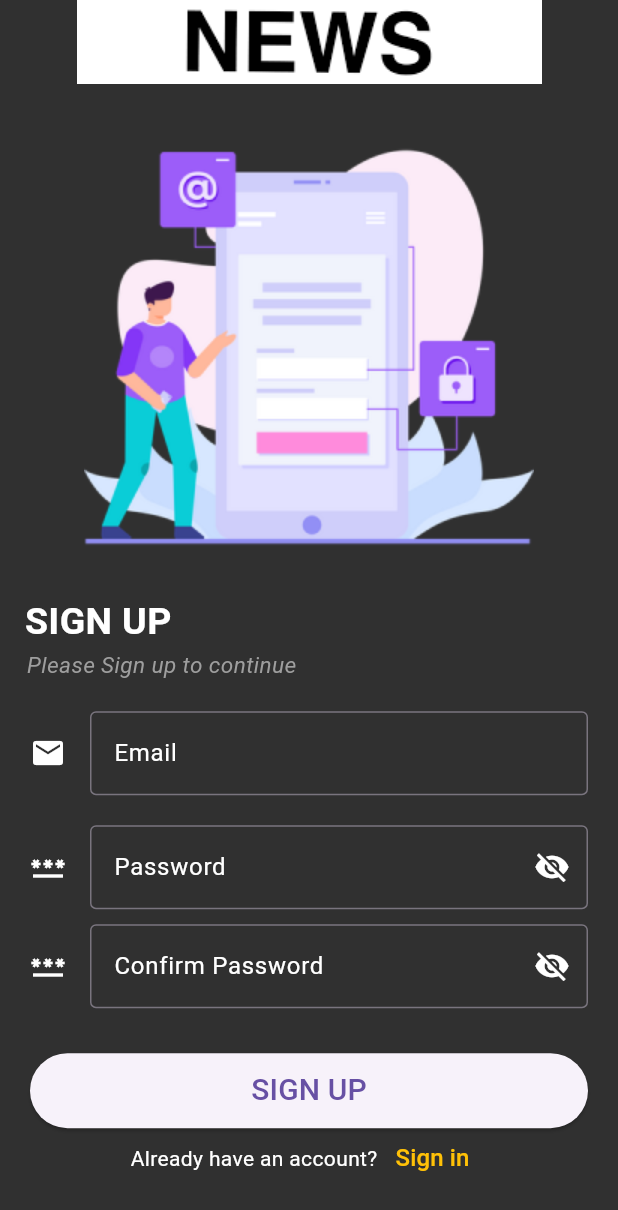
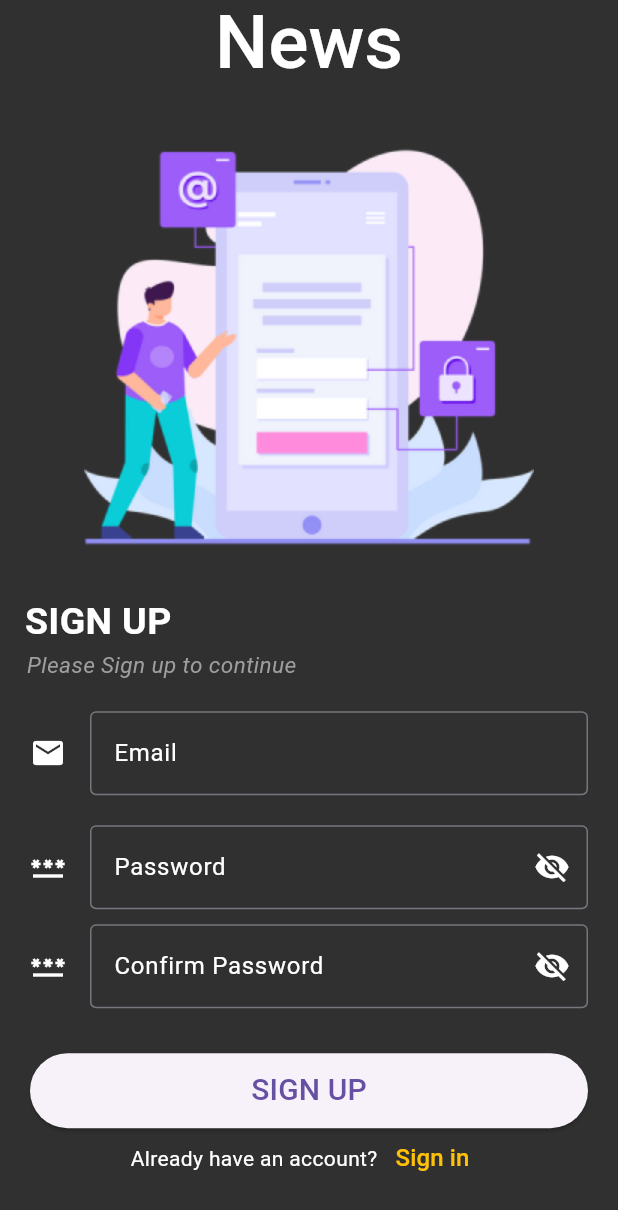
Before and after one commit to RAry-n/news, a Flutter app: the screen it shows after launch, after a tap on "Sign up", on a phone screen of 412 x 824 dp. Shown: the top 1210 px of the screen. Run offline on Flutter 3.47's test engine with Material 3 defaults, Android fonts, the phone set to English and light mode, and no system bars; our stand-ins replace bloc, cached_network_image, carousel_slider, firebase_auth, firebase_core, firebase_database and 3 more; accounts and stored records are empty.

Commit message:
Final commit

```diff
--- a/lib/pages/sign_in.dart
+++ b/lib/pages/sign_in.dart
@@ -26,14 +26,14 @@ class _SignInState extends State<SignIn> {
         title: Container(
           alignment: Alignment.center,
           padding: const EdgeInsets.all(10),
-          child: Image.asset('assets/news_icon.png'),
-          // child: const Text(
-          //   'ONDC',
-          //   style: TextStyle(
-          //       color: Colors.blue,
-          //       fontWeight: FontWeight.w500,
-          //       fontSize: 30),
-          // )
+          // child: Image.asset('assets/news_icon.png'),
+          child: const Text(
+            'News',
+            style: TextStyle(
+                color: Colors.white,
+                fontWeight: FontWeight.w500,
+                fontSize: 50),
+          )
         ),
         centerTitle: true,
         backgroundColor: Colors.grey[850],
--- a/lib/pages/sign_up.dart
+++ b/lib/pages/sign_up.dart
@@ -28,8 +28,13 @@ class _SignUpState extends State<SignUp> {
         title: Container(
           alignment: Alignment.center,
           margin: const EdgeInsets.all(10),
-
-          child: Image.asset('assets/news_icon.png'),
+            child: const Text(
+              'News',
+              style: TextStyle(
+                  color: Colors.white,
+                  fontWeight: FontWeight.w500,
+                  fontSize: 50),
+            )
         ),
         centerTitle: true,
         backgroundColor: Colors.grey[850],
--- a/pubspec.yaml
+++ b/pubspec.yaml
@@ -47,6 +47,7 @@ dependencies:
   flutter_bloc: ^8.0.1
   shared_preferences: ^2.2.2
   firebase_database: ^10.4.9
+  url_launcher: ^6.2.5
 
 
 dev_dependencies:
```
Also changed, not shown: lib/pages/detail_news.dart (+16 -5 lines), lib/pages/home.dart (+49 -18 lines), pubspec.lock, 5 other files.
